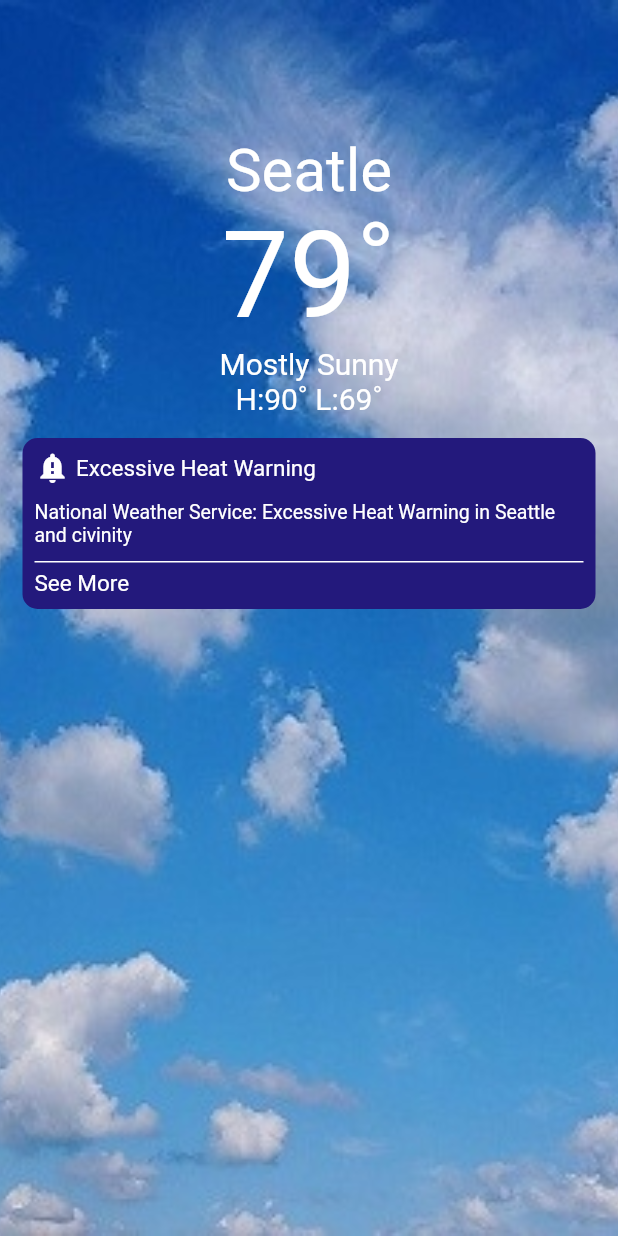
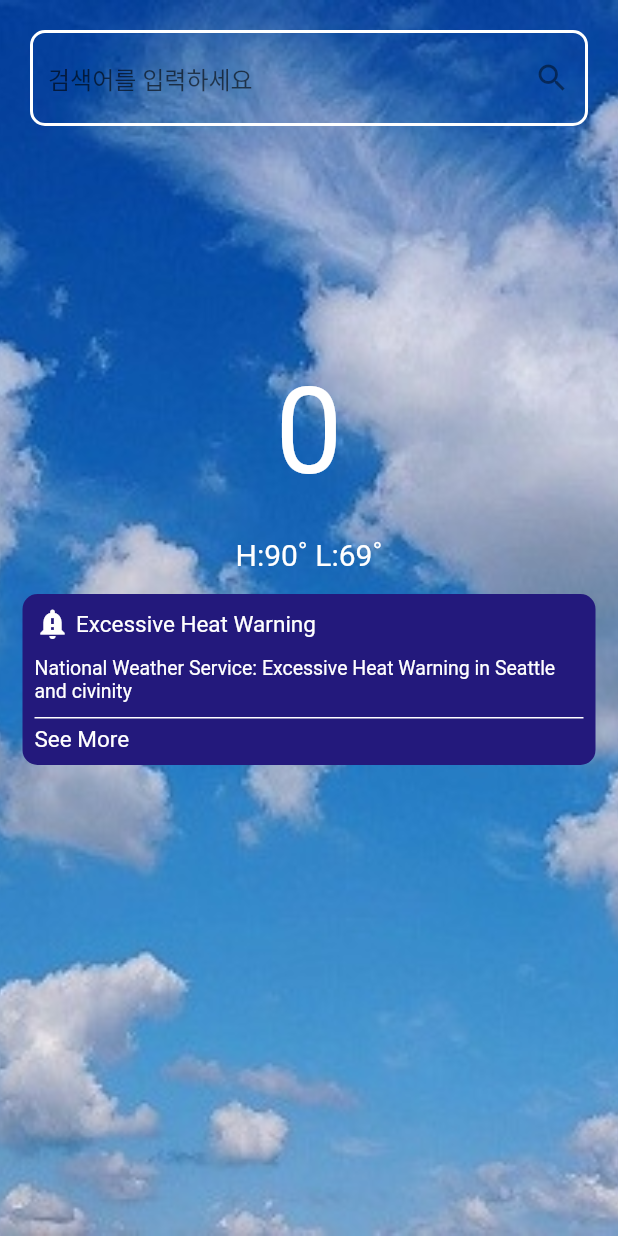
Before and after one commit to wogks/weather-app, a Flutter app: the screen it shows after launch, on a phone screen of 412 x 824 dp. Run offline on Flutter 3.47's test engine with Material 2 defaults, Android fonts, the phone set to English and light mode, and no system bars.

Commit message:
Add: 텍스트필드를 통해 값 불러오는 기능

```diff
--- /dev/null
+++ b/lib/api/weather_api.dart
@@ -0,0 +1,27 @@
+import 'dart:convert';
+
+import 'package:http/http.dart' as http;
+import 'package:wheather_app/model/weather_model_class.dart';
+
+class WeatherApi{
+  Future<WeatherModelClass> getWeather(String query) async {//쿼리를 통해 쿼리 검색한거에 해당하는 정보 다가져옴
+    Uri url = Uri.parse(
+      'https://api.openweathermap.org/data/2.5/weather?q=$query&appid=95114a1e948559e010396b4debdf1672');
+
+      http.Response response = await http.get(url);
+      String jsonString = response.body;
+
+      Map<String, dynamic> json = jsonDecode(jsonString);
+
+
+      String weatherName = json['name'] as String;
+      num weatherTemp = json['main']['temp'] as num;
+      String weather = json['weather'][0]['main'] as String; //웨더 스트링에서 첫번째 덩어리에서 메인의 밸류값
+      print(weather);
+      //여기서 필요한걸 가져오고
+
+      return WeatherModelClass(name: weatherName, temp: weatherTemp, weather: weather);
+
+
+  }
+}
--- a/lib/main.dart
+++ b/lib/main.dart
@@ -1,8 +1,11 @@
 import 'package:flutter/material.dart';
+import 'package:provider/provider.dart';
 import 'package:wheather_app/screen/main_screen.dart';
+import 'package:wheather_app/view_model/weather_view_model.dart';
 
 void main() {
-  runApp(const MyApp());
+  runApp(ChangeNotifierProvider(
+      create: (_) => WeatherViewModel(), child: const MyApp()));
 }
 
 class MyApp extends StatelessWidget {
--- /dev/null
+++ b/lib/model/weather_model_class.dart
@@ -0,0 +1,7 @@
+class WeatherModelClass {
+  String name;
+  num temp;
+  String weather;
+
+  WeatherModelClass({required this.name, required this.temp, required this. weather});
+}
--- a/lib/screen/main_screen.dart
+++ b/lib/screen/main_screen.dart
@@ -1,4 +1,6 @@
 import 'package:flutter/material.dart';
+import 'package:provider/provider.dart';
+import 'package:wheather_app/view_model/weather_view_model.dart';
 
 class MainScreen extends StatefulWidget {
   const MainScreen({Key? key}) : super(key: key);
@@ -8,8 +10,16 @@ class MainScreen extends StatefulWidget {
 }
 
 class _MainScreenState extends State<MainScreen> {
+  final _texteditingcontroller = TextEditingController();
+  @override
+  void dispose() {
+    _texteditingcontroller.dispose();
+    super.dispose();
+  }
+
   @override
   Widget build(BuildContext context) {
+    final viewModel = context.watch<WeatherViewModel>();
     return Container(
       decoration: const BoxDecoration(
         image: DecorationImage(
@@ -21,10 +31,52 @@ class _MainScreenState extends State<MainScreen> {
         backgroundColor: Colors.transparent,
         body: Column(
           children: [
+            Padding(
+            padding: const EdgeInsets.all(20.0),
+            child: TextField(
+              controller: _texteditingcontroller,
+              decoration: InputDecoration(
+                enabledBorder: const OutlineInputBorder(
+                  borderRadius: BorderRadius.all(
+                    Radius.circular(10),
+                  ),
+                  borderSide: BorderSide(color: Colors.white, width: 2),
+                ),
+                suffixIcon: GestureDetector(
+                  onTap: () {
+
+                    viewModel.fetchWeatherInfo(_texteditingcontroller.text);
+                  },
+                  child: const Icon(Icons.search),
+                ),
+                hintText: '검색어를 입력하세요',
+              ),
+            ),
+          ),
             const SizedBox(
               height: 90,
             ),
-            _topColum(),
+            Column(
+        crossAxisAlignment: CrossAxisAlignment.center,
+        children: [
+          Text(
+            viewModel.name.name,
+            style: TextStyle(color: Colors.white, fontSize: 40),
+          ),
+          Text(
+            viewModel.name.temp.toString(),
+            style: const TextStyle(color: Colors.white, fontSize: 80),
+          ),
+          Text(
+            viewModel.name.weather,//첫번
+            style: TextStyle(color: Colors.white, fontSize: 20),
+          ),
+          Text(
+            'H:90˚ L:69˚',
+            style: TextStyle(color: Colors.white, fontSize: 20),
+          ),
+        ],
+      ),
             Padding(
               padding: const EdgeInsets.all(15.0),
               child: _middleContainer(),
@@ -35,10 +87,13 @@ class _MainScreenState extends State<MainScreen> {
     );
   }
 
+
+
   Container _middleContainer() => Container(
         decoration: BoxDecoration(
-            color: const Color.fromARGB(255, 35, 25, 124),
-            borderRadius: BorderRadius.circular(10)),
+          color: const Color.fromARGB(255, 35, 25, 124),
+          borderRadius: BorderRadius.circular(10),
+        ),
         child: Padding(
           padding: const EdgeInsets.all(8.0),
           child: Column(
@@ -64,36 +119,21 @@ class _MainScreenState extends State<MainScreen> {
                 style: TextStyle(color: Colors.white, fontSize: 13),
               ),
               Padding(
-                padding: const EdgeInsets.only(top:10.0,bottom: 5),
-                child: Container(height: 1,width: 3000,color: Colors.white,),
+                padding: const EdgeInsets.only(top: 10.0, bottom: 5),
+                child: Container(
+                  height: 1,
+                  width: 3000,
+                  color: Colors.white,
+                ),
               ),
-              const Text('See More',
-              style: TextStyle(color: Colors.white, fontSize: 15),)
-
+              const Text(
+                'See More',
+                style: TextStyle(color: Colors.white, fontSize: 15),
+              )
             ],
           ),
         ),
       );
 
-  Column _topColum() => Column(
-        crossAxisAlignment: CrossAxisAlignment.center,
-        children: const [
-          Text(
-            'Seatle',
-            style: TextStyle(color: Colors.white, fontSize: 40),
-          ),
-          Text(
-            '79˚',
-            style: TextStyle(color: Colors.white, fontSize: 80),
-          ),
-          Text(
-            'Mostly Sunny',
-            style: TextStyle(color: Colors.white, fontSize: 20),
-          ),
-          Text(
-            'H:90˚ L:69˚',
-            style: TextStyle(color: Colors.white, fontSize: 20),
-          ),
-        ],
-      );
+
 }
--- /dev/null
+++ b/lib/view_model/weather_view_model.dart
@@ -0,0 +1,18 @@
+import 'package:flutter/material.dart';
+import 'package:wheather_app/api/weather_api.dart';
+import 'package:wheather_app/model/weather_model_class.dart';
+
+class WeatherViewModel extends ChangeNotifier {
+  final WeatherApi _weather = WeatherApi();
+
+  WeatherModelClass name = WeatherModelClass(name: '', temp: 0, weather: '' );
+
+  void fetchWeatherInfo(String query) async {
+
+    name = await _weather.getWeather(query);
+
+    notifyListeners();
+  }
+}
+
+//서울 검색 - 키워드를 통해서 데이터 불러옴 - 메인화면 출력
--- a/lib/weather_model_class.dart
+++ /dev/null
@@ -1,6 +0,0 @@
-class WeatherModelClass {
-  String name;
-  String temp;
-
-  WeatherModelClass({required this.name, required this.temp});
-}
--- a/pubspec.yaml
+++ b/pubspec.yaml
@@ -35,6 +35,7 @@ dependencies:
   # Use with the CupertinoIcons class for iOS style icons.
   cupertino_icons: ^1.0.2
   http: ^0.13.5
+  provider: ^6.0.3
 
 dev_dependencies:
   flutter_test:
```
Also changed, not shown: lib/weather_api.dart (deleted, +0 -21 lines), pubspec.lock.
